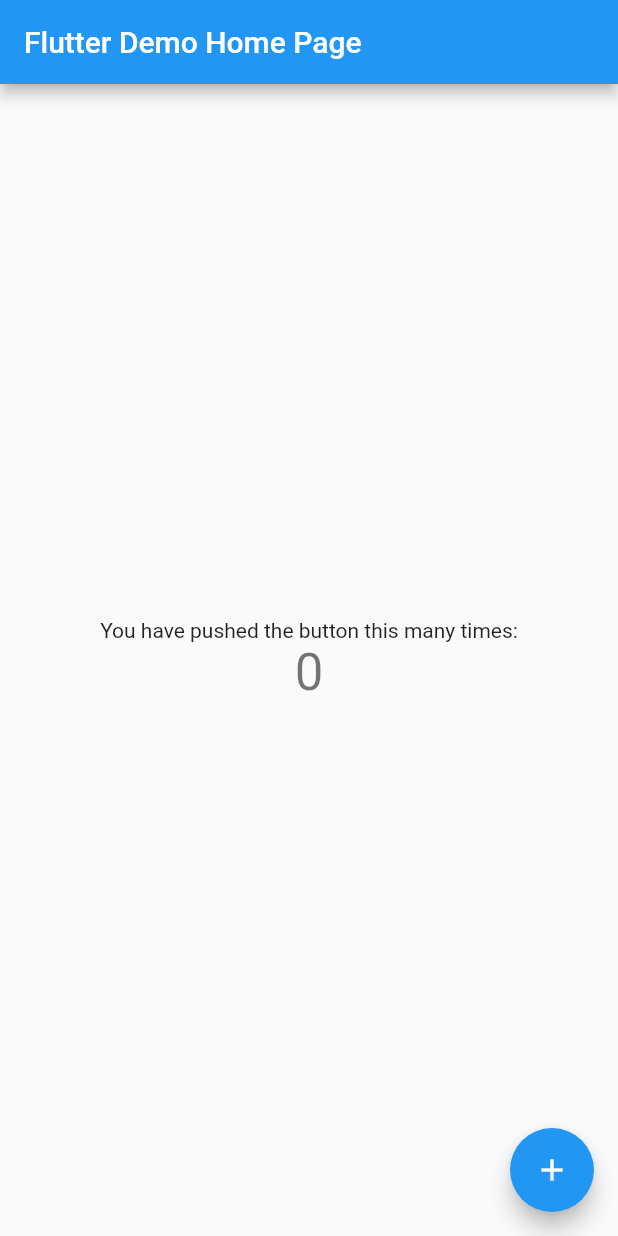
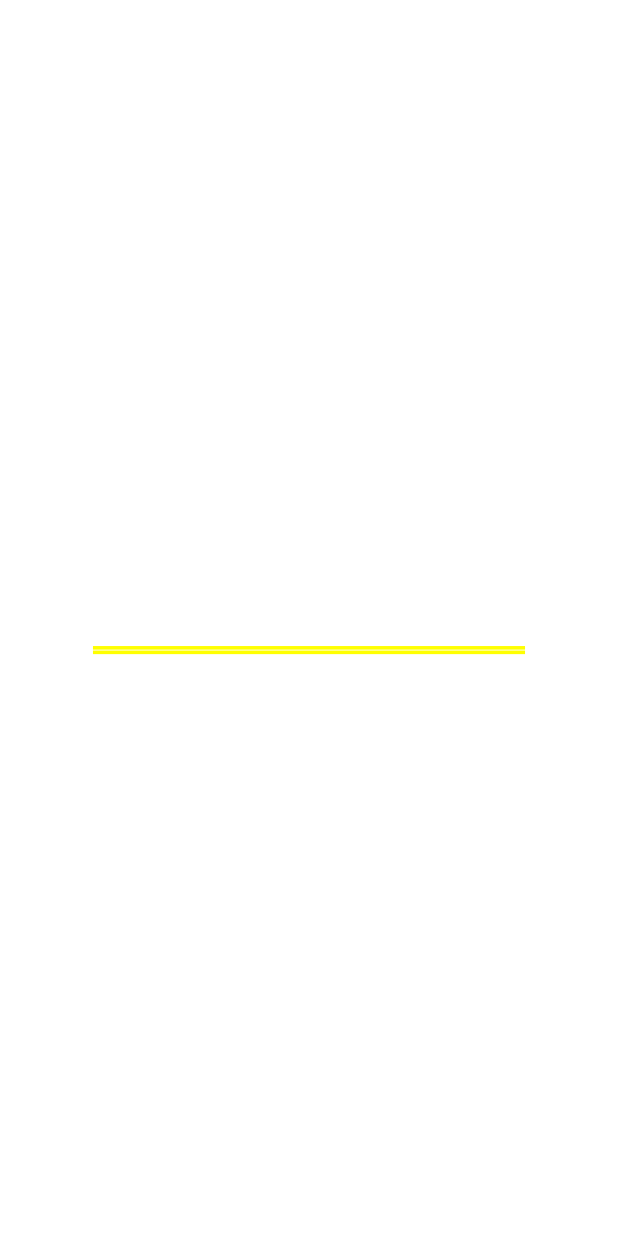
Before and after one commit to rene-kt/flutter-counter, a Flutter app: the screen it shows after launch, on a phone screen of 412 x 824 dp. Run offline on Flutter 3.47's test engine with Material 2 defaults, Android fonts, the phone set to English and light mode, and no system bars.

Commit message:
inserting text and aligning items

```diff
--- a/lib/main.dart
+++ b/lib/main.dart
@@ -1,117 +1,18 @@
 import 'package:flutter/material.dart';
 
 void main() {
-  runApp(MyApp());
+  runApp(MaterialApp(
+      title: "Counter",
+      home: Column(
+        mainAxisAlignment: MainAxisAlignment.center,
+        children: <Widget>[
+          Text(
+            "Peoples: 0",
+            style: TextStyle(
+              color: Colors.white,
+              fontWeight: FontWeight.bold,
+            ),
+          )
+        ],
+      )));
 }
-
-class MyApp extends StatelessWidget {
-  // This widget is the root of your application.
-  @override
-  Widget build(BuildContext context) {
-    return MaterialApp(
-      title: 'Flutter Demo',
-      theme: ThemeData(
-        // This is the theme of your application.
-        //
-        // Try running your application with "flutter run". You'll see the
-        // application has a blue toolbar. Then, without quitting the app, try
-        // changing the primarySwatch below to Colors.green and then invoke
-        // "hot reload" (press "r" in the console where you ran "flutter run",
-        // or simply save your changes to "hot reload" in a Flutter IDE).
-        // Notice that the counter didn't reset back to zero; the application
-        // is not restarted.
-        primarySwatch: Colors.blue,
-        // This makes the visual density adapt to the platform that you run
-        // the app on. For desktop platforms, the controls will be smaller and
-        // closer together (more dense) than on mobile platforms.
-        visualDensity: VisualDensity.adaptivePlatformDensity,
-      ),
-      home: MyHomePage(title: 'Flutter Demo Home Page'),
-    );
-  }
-}
-
-class MyHomePage extends StatefulWidget {
-  MyHomePage({Key key, this.title}) : super(key: key);
-
-  // This widget is the home page of your application. It is stateful, meaning
-  // that it has a State object (defined below) that contains fields that affect
-  // how it looks.
-
-  // This class is the configuration for the state. It holds the values (in this
-  // case the title) provided by the parent (in this case the App widget) and
-  // used by the build method of the State. Fields in a Widget subclass are
-  // always marked "final".
-
-  final String title;
-
-  @override
-  _MyHomePageState createState() => _MyHomePageState();
-}
-
-class _MyHomePageState extends State<MyHomePage> {
-  int _counter = 0;
-
-  void _incrementCounter() {
-    setState(() {
-      // This call to setState tells the Flutter framework that something has
-      // changed in this State, which causes it to rerun the build method below
-      // so that the display can reflect the updated values. If we changed
-      // _counter without calling setState(), then the build method would not be
-      // called again, and so nothing would appear to happen.
-      _counter++;
-    });
-  }
-
-  @override
-  Widget build(BuildContext context) {
-    // This method is rerun every time setState is called, for instance as done
-    // by the _incrementCounter method above.
-    //
-    // The Flutter framework has been optimized to make rerunning build methods
-    // fast, so that you can just rebuild anything that needs updating rather
-    // than having to individually change instances of widgets.
-    return Scaffold(
-      appBar: AppBar(
-        // Here we take the value from the MyHomePage object that was created by
-        // the App.build method, and use it to set our appbar title.
-        title: Text(widget.title),
-      ),
-      body: Center(
-        // Center is a layout widget. It takes a single child and positions it
-        // in the middle of the parent.
-        child: Column(
-          // Column is also a layout widget. It takes a list of children and
-          // arranges them vertically. By default, it sizes itself to fit its
-          // children horizontally, and tries to be as tall as its parent.
-          //
-          // Invoke "debug painting" (press "p" in the console, choose the
-          // "Toggle Debug Paint" action from the Flutter Inspector in Android
-          // Studio, or the "Toggle Debug Paint" command in Visual Studio Code)
-          // to see the wireframe for each widget.
-          //
-          // Column has various properties to control how it sizes itself and
-          // how it positions its children. Here we use mainAxisAlignment to
-          // center the children vertically; the main axis here is the vertical
-          // axis because Columns are vertical (the cross axis would be
-          // horizontal).
-          mainAxisAlignment: MainAxisAlignment.center,
-          children: <Widget>[
-            Text(
-              'You have pushed the button this many times:',
-            ),
-            Text(
-              '$_counter',
-              style: Theme.of(context).textTheme.headline4,
-            ),
-          ],
-        ),
-      ),
-      floatingActionButton: FloatingActionButton(
-        onPressed: _incrementCounter,
-        tooltip: 'Increment',
-        child: Icon(Icons.add),
-      ), // This trailing comma makes auto-formatting nicer for build methods.
-    );
-  }
-}
```
Also changed, not shown: 1 other file.
